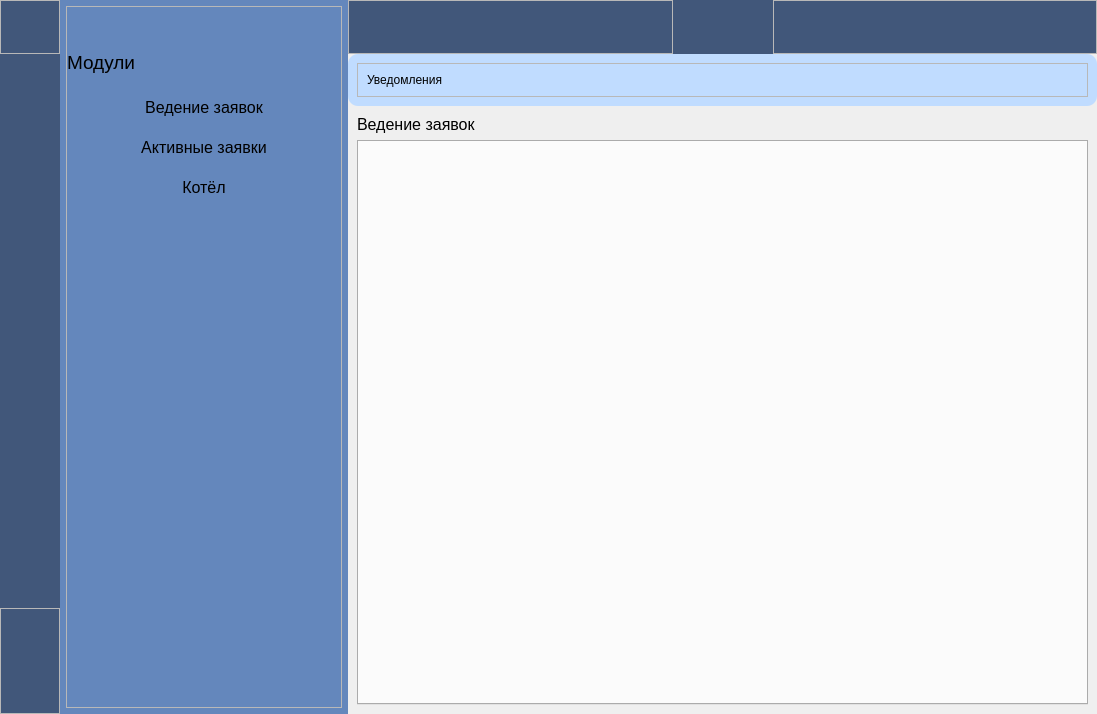
Before: the Qt Designer form ui_taskmanager.ui in ShiragG/TaskManager, drawn with Qt 5.
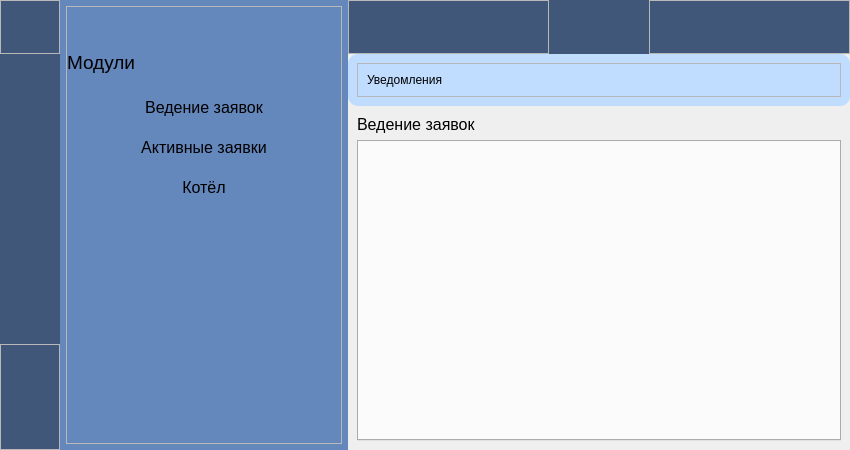
After: the same form once the commit is applied. Icons and pictures are not drawn.

Diff of the .ui file:
```diff
--- a/ui_taskmanager.ui
+++ b/ui_taskmanager.ui
@@ -6,8 +6,8 @@
    <rect>
     <x>0</x>
     <y>0</y>
-    <width>1097</width>
-    <height>714</height>
+    <width>850</width>
+    <height>450</height>
    </rect>
   </property>
   <property name="windowTitle">
```
